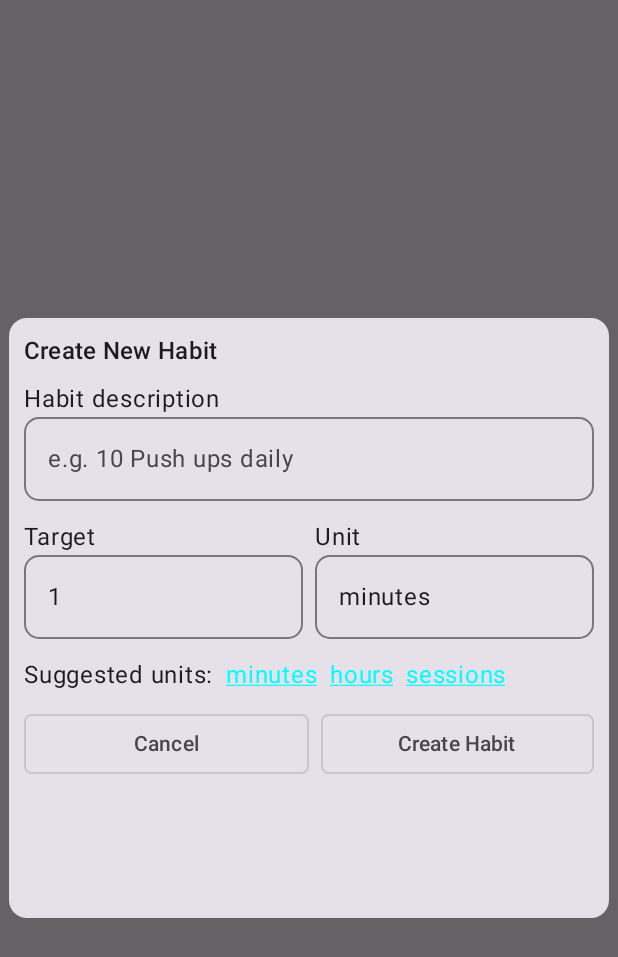
After one commit to gold-roger33/Consistency, an Android app built with Jetpack Compose: the composable NewHabitDialog shown on its own in the app's theme, on a phone screen of 412 x 824 dp. The commit adds this screen. Shown: the top 957 px of the screen. Run offline under Robolectric (Android 15) with nearby library versions, the phone set to English and light mode, and no system bars; 2 statements that could not run were skipped.

Commit message:
Dialog box added

```diff
--- a/app/build.gradle.kts
+++ b/app/build.gradle.kts
@@ -2,7 +2,7 @@ plugins {
     alias(libs.plugins.android.application)
     alias(libs.plugins.kotlin.android)
     alias(libs.plugins.kotlin.compose)
-    id("com.google.devtools.ksp") version "2.2.0-2.0.2"
+    id("com.google.devtools.ksp")
 }
 
 android {
@@ -41,6 +41,7 @@ android {
 }
 
 dependencies {
+
     implementation(libs.androidx.room.runtime)
     implementation (libs.androidx.lifecycle.viewmodel.ktx)
     implementation(libs.lifecycle.runtime.ktx)
--- a/app/src/main/AndroidManifest.xml
+++ b/app/src/main/AndroidManifest.xml
@@ -3,6 +3,7 @@
     xmlns:tools="http://schemas.android.com/tools">
 
     <application
+        android:name=".ConsistencyApplication"
         android:allowBackup="true"
         android:dataExtractionRules="@xml/data_extraction_rules"
         android:fullBackupContent="@xml/backup_rules"
--- a/app/src/main/java/com/example/consistency/MainActivity.kt
+++ b/app/src/main/java/com/example/consistency/MainActivity.kt
@@ -22,7 +22,7 @@ class MainActivity : ComponentActivity() {
         enableEdgeToEdge()
         setContent {
             AppTheme  {
-                HomeScreen(modifier = Modifier)
+                HomeScreen(modifier = Modifier.fillMaxSize())
             }
         }
     }
--- a/app/src/main/java/com/example/consistency/data/entity/Habit.kt
+++ b/app/src/main/java/com/example/consistency/data/entity/Habit.kt
@@ -10,7 +10,11 @@ data class Habit(
     @PrimaryKey(autoGenerate = true)
     val id: Int = 0,
     val habitName: String,
-    val number:Int,
+
+    val numberDone: Int = 0,  //no of task completed today by the user
+    val totalTarget:Int, // total no for the current task
+    val isPaused: Boolean = false, //task pause or not
+
     val totalStreakDays : Int,
 
 )
--- a/app/src/main/java/com/example/consistency/data/repository/HabitTrackerRepository.kt
+++ b/app/src/main/java/com/example/consistency/data/repository/HabitTrackerRepository.kt
@@ -13,4 +13,8 @@ private val taskDao: TaskDao
 
     override suspend fun deleteTask(data: Habit) = taskDao.deleteHabit(data.habitName)
 
+    override fun getTaskById(id: Int): Habit = taskDao.getTaskById(id)
+
+    override suspend fun updateTask(data: Habit) = taskDao.updateTask(data)
+
 }
--- a/app/src/main/java/com/example/consistency/data/repository/HabitsRepository.kt
+++ b/app/src/main/java/com/example/consistency/data/repository/HabitsRepository.kt
@@ -7,7 +7,11 @@ interface HabitsRepository {
 
     fun getTaskStream() : Flow<List<Habit>>
 
+    fun getTaskById(id: Int) :Habit
+
     suspend fun addTask(data :Habit)
 
     suspend fun deleteTask(data: Habit)
+
+    suspend fun updateTask(data: Habit)
 }
--- /dev/null
+++ b/app/src/main/java/com/example/consistency/ui/screen/NewHabitDialog.kt
@@ -0,0 +1,165 @@
+package com.example.consistency.ui.screen
+
+import androidx.compose.foundation.clickable
+import androidx.compose.foundation.layout.Arrangement
+import androidx.compose.foundation.layout.Column
+import androidx.compose.foundation.layout.PaddingValues
+import androidx.compose.foundation.layout.Row
+import androidx.compose.foundation.layout.Spacer
+import androidx.compose.foundation.layout.fillMaxWidth
+import androidx.compose.foundation.layout.height
+import androidx.compose.foundation.layout.padding
+import androidx.compose.foundation.layout.size
+import androidx.compose.foundation.shape.RoundedCornerShape
+import androidx.compose.material3.AssistChip
+import androidx.compose.material3.Card
+import androidx.compose.material3.MaterialTheme
+import androidx.compose.material3.OutlinedButton
+import androidx.compose.material3.OutlinedTextField
+import androidx.compose.material3.RadioButton
+import androidx.compose.material3.Text
+import androidx.compose.runtime.Composable
+import androidx.compose.runtime.getValue
+import androidx.compose.runtime.mutableIntStateOf
+import androidx.compose.runtime.mutableStateOf
+import androidx.compose.runtime.remember
+import androidx.compose.runtime.setValue
+import androidx.compose.ui.Alignment
+import androidx.compose.ui.Modifier
+import androidx.compose.ui.graphics.Color
+import androidx.compose.ui.text.style.TextDecoration
+import androidx.compose.ui.tooling.preview.Preview
+import androidx.compose.ui.unit.dp
+import androidx.compose.ui.window.Dialog
+
+@Composable
+fun NewHabitDialogContent(
+    modifier: Modifier = Modifier
+) {
+    var description by remember { mutableStateOf("") }
+    var target by remember {    mutableIntStateOf(1) }
+    var unit by remember { mutableStateOf("minutes") }
+
+    val suggestedUnits = listOf("minutes", "hours", "sessions")
+
+    Card(
+        modifier = modifier
+            .size(400.dp)
+    ) {
+        Column(
+            horizontalAlignment = Alignment.Start,
+            verticalArrangement = Arrangement.Top,
+            modifier = Modifier
+                .padding(10.dp)
+                .fillMaxWidth()
+        ) {
+            Text(text = "Create New Habit", style = MaterialTheme.typography.titleMedium)
+            Spacer(modifier = Modifier.height(8.dp))
+            Text(text = "Habit description")
+
+            OutlinedTextField(
+                value = description,
+                onValueChange = { description = it },
+                placeholder = { Text("e.g. 10 Push ups daily") },
+                modifier = Modifier.fillMaxWidth(),
+                singleLine = true,
+                shape = RoundedCornerShape(10.dp),
+            )
+
+            Spacer(modifier = Modifier.height(12.dp))
+
+            Row(
+                modifier = Modifier.fillMaxWidth(),
+                horizontalArrangement = Arrangement.spacedBy(8.dp)
+            ) {
+                Column(modifier = Modifier.weight(1f)) {
+                    Text(text = "Target")
+                    OutlinedTextField(
+                        value = target.toString(),
+                        onValueChange = { target = it.toIntOrNull() ?: 0 },
+                        modifier = Modifier.fillMaxWidth(),
+                        singleLine = true,
+                        shape = RoundedCornerShape(10.dp),
+                    )
+                }
+
+                Column(modifier = Modifier.weight(1f)) {
+                    Text(text = "Unit")
+                    OutlinedTextField(
+                        value = unit,
+                        onValueChange = { unit = it },
+                        modifier = Modifier.fillMaxWidth(),
+                        readOnly = true,
+                        singleLine = true,
+                        shape = RoundedCornerShape(10.dp),
+                    )
+                }
+            }
+
+            Spacer(modifier = Modifier.height(12.dp))
+
+            Row(
+                modifier = Modifier.fillMaxWidth(),
+                horizontalArrangement = Arrangement.spacedBy(8.dp)
+            ) {
+            Text(text = "Suggested units:")
+
+                suggestedUnits.forEach { item ->
+                    Text(
+                        text = item,
+                        modifier = Modifier
+                            .clickable { unit = item },
+                        color =  Color.Cyan,
+                        textDecoration = TextDecoration.Underline,
+                        )
+                }
+            }
+            Row(
+                modifier = Modifier
+                    .fillMaxWidth()
+                    .padding(vertical = 10.dp),
+                horizontalArrangement = Arrangement.spacedBy(8.dp)
+            ) {
+                OutlinedButton(
+                    onClick = {  },
+                    modifier = modifier
+                        .fillMaxWidth(0.5f),
+                    shape = RoundedCornerShape(5.dp),
+                    contentPadding = PaddingValues(2.dp),
+                ) {
+                    Text(
+                        text = "Cancel"
+                    )
+                }
+                OutlinedButton(
+                    onClick = {  },
+                    modifier = modifier
+                        .fillMaxWidth(1f),
+                    shape = RoundedCornerShape(5.dp),
+                    contentPadding = PaddingValues(2.dp),
+                ) {
+                    Text(
+                        text = "Create Habit"
+                    )
+                }
+            }
+        }
+    }
+}
+
+@Composable
+fun NewHabitDialog(modifier: Modifier = Modifier) {
+    Dialog(onDismissRequest = { }) {
+        NewHabitDialogContent(modifier)
+    }
+}
+
+@Preview(showBackground = true)
+@Composable
+fun NewHabitDialogContentPreview() {
+    MaterialTheme {
+        NewHabitDialogContent(
+            modifier = Modifier
+        )
+    }
+}
--- a/build.gradle.kts
+++ b/build.gradle.kts
@@ -3,5 +3,5 @@ plugins {
     alias(libs.plugins.android.application) apply false
     alias(libs.plugins.kotlin.android) apply false
     alias(libs.plugins.kotlin.compose) apply false
-
+    id("com.google.devtools.ksp") version "2.0.21-1.0.27" apply false
 }
```
Also changed, not shown: app/src/main/java/com/example/consistency/ConsistencyApplication.kt (added, +14 -0 lines), app/src/main/java/com/example/consistency/data/AppContainer.kt (added, +21 -0 lines), app/src/main/java/com/example/consistency/data/dao/TaskDao.kt (+7 -0 lines), app/src/main/java/com/example/consistency/ui/screen/HomeScreen.kt (+58 -38 lines), app/src/main/java/com/example/consistency/ui/screen/HomeScreenViewModel.kt (+73 -1 lines), gradle/libs.versions.toml (+4 -3 lines), gradle/wrapper/gradle-wrapper.properties.
